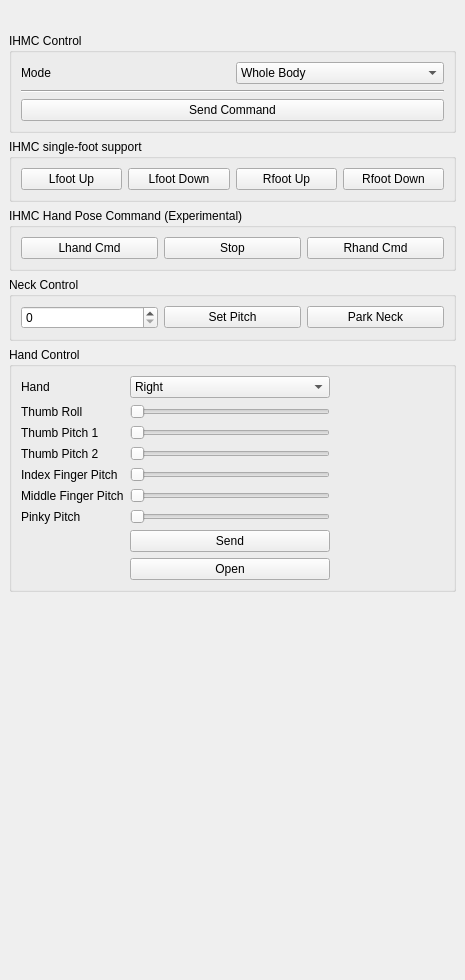
This is software/modules/ohdirector/ui/ddValkyrieDriverPanel.ui in patmarion/oh-distro as Qt 5 draws it before an edit. The edited form follows.
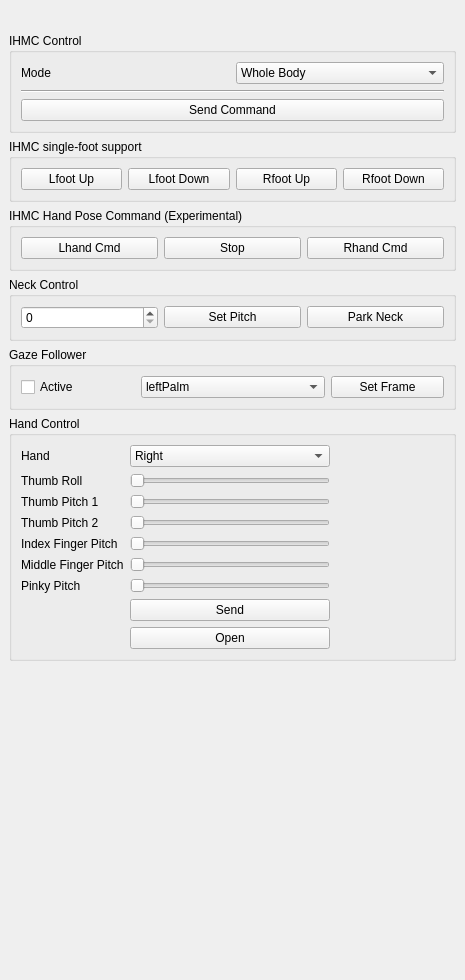
This is the edited form.

Commit message: move gaze following GUI to Valkyrie panel

What changed in the file:
```diff
--- a/software/modules/ohdirector/ui/ddValkyrieDriverPanel.ui
+++ b/software/modules/ohdirector/ui/ddValkyrieDriverPanel.ui
@@ -220,6 +220,72 @@
          </layout>
         </widget>
        </item>
+       <item>
+        <widget class="QGroupBox" name="gazeFollower">
+         <property name="minimumSize">
+          <size>
+           <width>0</width>
+           <height>0</height>
+          </size>
+         </property>
+         <property name="title">
+          <string>Gaze Follower</string>
+         </property>
+         <property name="flat">
+          <bool>false</bool>
+         </property>
+         <layout class="QHBoxLayout" name="horizontalLayout_2">
+          <item>
+           <widget class="QCheckBox" name="activateCheckBox">
+            <property name="text">
+             <string>Active</string>
+            </property>
+           </widget>
+          </item>
+          <item>
+           <widget class="QComboBox" name="frameNameComboBox">
+            <item>
+             <property name="text">
+              <string>leftPalm</string>
+             </property>
+            </item>
+            <item>
+             <property name="text">
+              <string>rightPalm</string>
+             </property>
+            </item>
+            <item>
+             <property name="text">
+              <string>left_palm</string>
+             </property>
+            </item>
+            <item>
+             <property name="text">
+              <string>right_palm</string>
+             </property>
+            </item>
+            <item>
+             <property name="text">
+              <string>leftMiddleFingerPitch3Link</string>
+             </property>
+            </item>
+            <item>
+             <property name="text">
+              <string>rightMiddleFingerPitch3Link</string>
+             </property>
+            </item>
+           </widget>
+          </item>
+          <item>
+           <widget class="QPushButton" name="setFrameButton">
+            <property name="text">
+             <string>Set Frame</string>
+            </property>
+           </widget>
+          </item>
+         </layout>
+        </widget>
+       </item>
        <item>
         <widget class="QGroupBox" name="handControlBox">
          <property name="title">
```
The commit also changes 4 other files.
